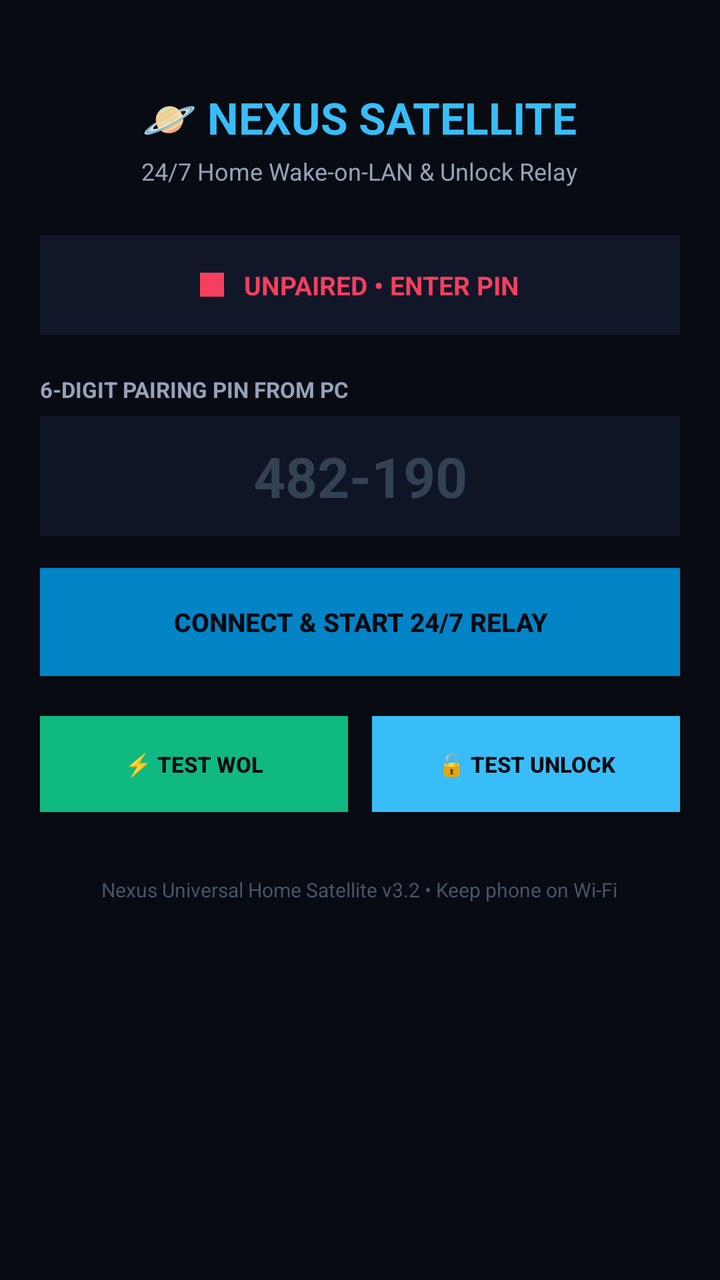
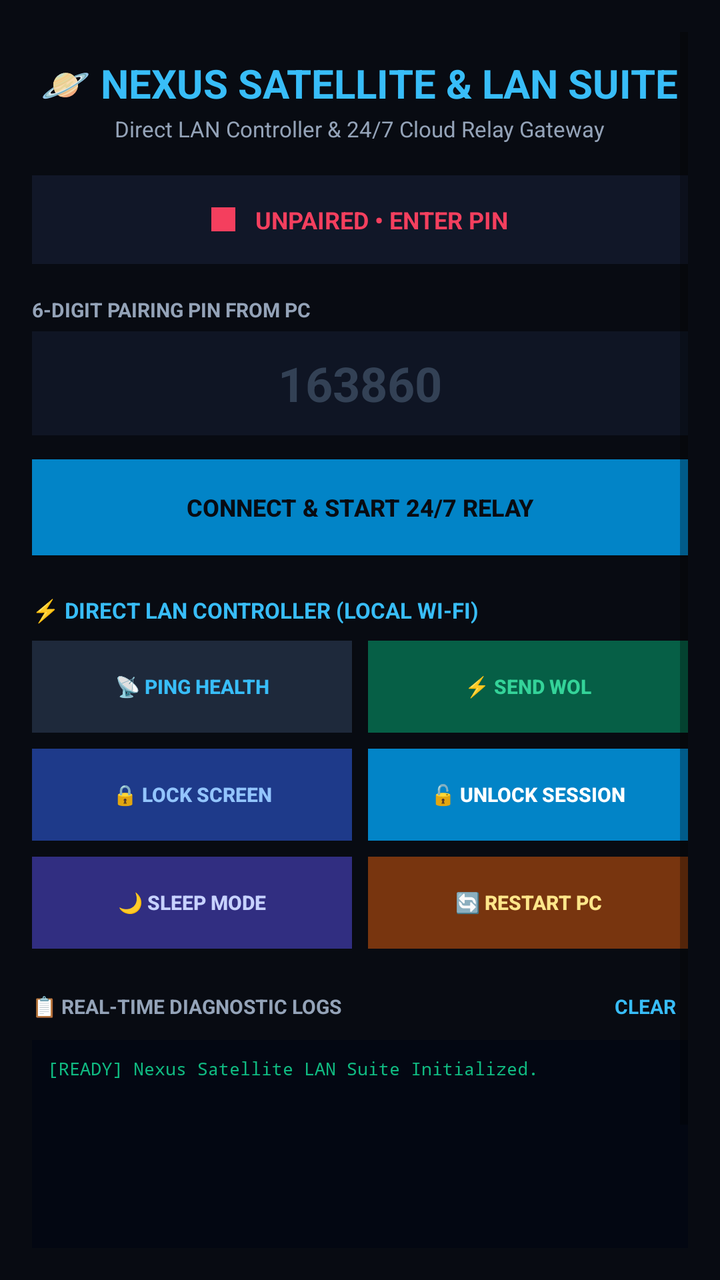

An Android layout rendered at two revisions. The XML below is the earlier revision; the diff shows what the commit changed to produce the second picture.
<!-- AndroidManifest.xml: application theme Theme.NexusSatellite -->
<!-- res/layout/activity_main.xml -->
<?xml version="1.0" encoding="utf-8"?>
<ScrollView xmlns:android="http://schemas.android.com/apk/res/android"
    android:layout_width="match_parent"
    android:layout_height="match_parent"
    android:background="#080B12"
    android:padding="20dp">

    <LinearLayout
        android:layout_width="match_parent"
        android:layout_height="wrap_content"
        android:gravity="center_horizontal"
        android:orientation="vertical">

        
        <TextView
            android:layout_width="wrap_content"
            android:layout_height="wrap_content"
            android:layout_marginTop="24dp"
            android:text="🪐 NEXUS SATELLITE"
            android:textColor="#38BDF8"
            android:textSize="22sp"
            android:textStyle="bold" />

        <TextView
            android:layout_width="wrap_content"
            android:layout_height="wrap_content"
            android:layout_marginTop="4dp"
            android:layout_marginBottom="24dp"
            android:text="24/7 Home Wake-on-LAN &amp; Unlock Relay"
            android:textColor="#94A3B8"
            android:textSize="12sp" />

        
        <LinearLayout
            android:id="@+id/cardStatus"
            android:layout_width="match_parent"
            android:layout_height="wrap_content"
            android:layout_marginBottom="20dp"
            android:background="#111728"
            android:gravity="center"
            android:orientation="horizontal"
            android:padding="16dp">

            <View
                android:id="@+id/dotStatus"
                android:layout_width="12dp"
                android:layout_height="12dp"
                android:layout_marginEnd="10dp"
                android:background="#F43F5E" />

            <TextView
                android:id="@+id/tvStatus"
                android:layout_width="wrap_content"
                android:layout_height="wrap_content"
                android:text="UNPAIRED • ENTER PIN"
                android:textColor="#F43F5E"
                android:textSize="13sp"
                android:textStyle="bold" />
        </LinearLayout>

        
        <TextView
            android:layout_width="match_parent"
            android:layout_height="wrap_content"
            android:layout_marginBottom="6dp"
            android:text="6-DIGIT PAIRING PIN FROM PC"
            android:textColor="#94A3B8"
            android:textSize="11sp"
            android:textStyle="bold" />

        <EditText
            android:id="@+id/etPin"
            android:layout_width="match_parent"
            android:layout_height="60dp"
            android:layout_marginBottom="16dp"
            android:background="#0F1524"
            android:gravity="center"
            android:hint="482-190"
            android:inputType="textCapCharacters"
            android:maxLength="7"
            android:textColor="#38BDF8"
            android:textColorHint="#334155"
            android:textSize="28sp"
            android:textStyle="bold" />

        
        <Button
            android:id="@+id/btnConnect"
            android:layout_width="match_parent"
            android:layout_height="54dp"
            android:layout_marginBottom="20dp"
            android:background="#0284C7"
            android:text="CONNECT &amp; START 24/7 RELAY"
            android:textColor="#080B12"
            android:textSize="13sp"
            android:textStyle="bold" />

        
        <LinearLayout
            android:id="@+id/cardTargetInfo"
            android:layout_width="match_parent"
            android:layout_height="wrap_content"
            android:layout_marginBottom="20dp"
            android:background="#0E1424"
            android:orientation="vertical"
            android:padding="16dp"
            android:visibility="gone">

            <TextView
                android:id="@+id/tvTargetName"
                android:layout_width="wrap_content"
                android:layout_height="wrap_content"
                android:text="Target: Target-PC"
                android:textColor="#FFFFFF"
                android:textSize="14sp"
                android:textStyle="bold" />

            <TextView
                android:id="@+id/tvTargetMac"
                android:layout_width="wrap_content"
                android:layout_height="wrap_content"
                android:layout_marginTop="6dp"
                android:text="MAC: 74:56:3C:48:E0:7F"
                android:textColor="#38BDF8"
                android:textSize="12sp" />

            <TextView
                android:id="@+id/tvTargetIp"
                android:layout_width="wrap_content"
                android:layout_height="wrap_content"
                android:layout_marginTop="4dp"
                android:text="Local IP: 192.168.100.50"
                android:textColor="#94A3B8"
                android:textSize="12sp" />
        </LinearLayout>

        
        <LinearLayout
            android:layout_width="match_parent"
            android:layout_height="wrap_content"
            android:orientation="horizontal">

            <Button
                android:id="@+id/btnTestWol"
                android:layout_width="0dp"
                android:layout_height="48dp"
                android:layout_marginEnd="6dp"
                android:layout_weight="1"
                android:background="#10B981"
                android:text="⚡ TEST WOL"
                android:textColor="#080B12"
                android:textSize="11sp"
                android:textStyle="bold" />

            <Button
                android:id="@+id/btnTestUnlock"
                android:layout_width="0dp"
                android:layout_height="48dp"
                android:layout_marginStart="6dp"
                android:layout_weight="1"
                android:background="#38BDF8"
                android:text="🔓 TEST UNLOCK"
                android:textColor="#080B12"
                android:textSize="11sp"
                android:textStyle="bold" />
        </LinearLayout>

        <TextView
            android:layout_width="wrap_content"
            android:layout_height="wrap_content"
            android:layout_marginTop="32dp"
            android:text="Nexus Universal Home Satellite v3.2 • Keep phone on Wi-Fi"
            android:textColor="#475569"
            android:textSize="10sp" />

    </LinearLayout>
</ScrollView>
<!-- resources referenced by this layout -->
<resources>
  <style name="Theme.NexusSatellite" parent="Theme.AppCompat.DayNight.NoActionBar">
          <item name="colorPrimary">@color/cyan_600</item>
          <item name="colorPrimaryDark">@color/black</item>
          <item name="colorAccent">@color/cyan_400</item>
          <item name="android:statusBarColor">@color/black</item>
          <item name="android:windowBackground">@color/black</item>
      </style>
  <color name="cyan_600">#0284C7</color>
  <color name="black">#080B12</color>
  <color name="cyan_400">#38BDF8</color>
</resources>

<!-- the commit's change to res/layout/activity_main.xml (unified diff, before → after) -->
@@ -3,7 +3,8 @@
     android:layout_width="match_parent"
     android:layout_height="match_parent"
     android:background="#080B12"
-    android:padding="20dp">
+    android:fillViewport="true"
+    android:padding="16dp">
 
     <LinearLayout
         android:layout_width="match_parent"
@@ -15,31 +16,31 @@
         <TextView
             android:layout_width="wrap_content"
             android:layout_height="wrap_content"
-            android:layout_marginTop="24dp"
-            android:text="🪐 NEXUS SATELLITE"
+            android:layout_marginTop="12dp"
+            android:text="🪐 NEXUS SATELLITE &amp; LAN SUITE"
             android:textColor="#38BDF8"
-            android:textSize="22sp"
+            android:textSize="20sp"
             android:textStyle="bold" />
 
         <TextView
             android:layout_width="wrap_content"
             android:layout_height="wrap_content"
-            android:layout_marginTop="4dp"
-            android:layout_marginBottom="24dp"
-            android:text="24/7 Home Wake-on-LAN &amp; Unlock Relay"
+            android:layout_marginTop="2dp"
+            android:layout_marginBottom="16dp"
+            android:text="Direct LAN Controller &amp; 24/7 Cloud Relay Gateway"
             android:textColor="#94A3B8"
-            android:textSize="12sp" />
+            android:textSize="11sp" />
 
         
         <LinearLayout
             android:id="@+id/cardStatus"
             android:layout_width="match_parent"
             android:layout_height="wrap_content"
-            android:layout_marginBottom="20dp"
+            android:layout_marginBottom="16dp"
             android:background="#111728"
             android:gravity="center"
             android:orientation="horizontal"
-            android:padding="16dp">
+            android:padding="14dp">
 
             <View
                 android:id="@+id/dotStatus"
@@ -54,124 +55,252 @@
                 android:layout_height="wrap_content"
                 android:text="UNPAIRED • ENTER PIN"
                 android:textColor="#F43F5E"
+                android:textSize="12sp"
+                android:textStyle="bold" />
+        </LinearLayout>
+
+        
+        <LinearLayout
+            android:id="@+id/cardPinInput"
+            android:layout_width="match_parent"
+            android:layout_height="wrap_content"
+            android:orientation="vertical">
+
+            <TextView
+                android:layout_width="match_parent"
+                android:layout_height="wrap_content"
+                android:layout_marginBottom="4dp"
+                android:text="6-DIGIT PAIRING PIN FROM PC"
+                android:textColor="#94A3B8"
+                android:textSize="10sp"
+                android:textStyle="bold" />
+
+            <EditText
+                android:id="@+id/etPin"
+                android:layout_width="match_parent"
+                android:layout_height="52dp"
+                android:layout_marginBottom="12dp"
+                android:background="#0F1524"
+                android:gravity="center"
+                android:hint="163860"
+                android:inputType="number"
+                android:maxLength="6"
+                android:textColor="#38BDF8"
+                android:textColorHint="#334155"
+                android:textSize="24sp"
+                android:textStyle="bold" />
+
+            <Button
+                android:id="@+id/btnConnect"
+                android:layout_width="match_parent"
+                android:layout_height="48dp"
+                android:layout_marginBottom="16dp"
+                android:background="#0284C7"
+                android:text="CONNECT &amp; START 24/7 RELAY"
+                android:textColor="#080B12"
+                android:textSize="12sp"
+                android:textStyle="bold" />
+        </LinearLayout>
+
+        
+        <LinearLayout
+            android:id="@+id/cardTargetInfo"
+            android:layout_width="match_parent"
+            android:layout_height="wrap_content"
+            android:layout_marginBottom="16dp"
+            android:background="#0E1424"
+            android:orientation="vertical"
+            android:padding="14dp"
+            android:visibility="gone">
+
+            <TextView
+                android:id="@+id/tvTargetName"
+                android:layout_width="wrap_content"
+                android:layout_height="wrap_content"
+                android:text="Target: hajimaPC"
+                android:textColor="#FFFFFF"
                 android:textSize="13sp"
                 android:textStyle="bold" />
+
+            <TextView
+                android:id="@+id/tvTargetIp"
+                android:layout_width="wrap_content"
+                android:layout_height="wrap_content"
+                android:layout_marginTop="4dp"
+                android:text="LAN IP: 192.168.100.50:48880"
+                android:textColor="#38BDF8"
+                android:textSize="11sp" />
+
+            <TextView
+                android:id="@+id/tvTargetMac"
+                android:layout_width="wrap_content"
+                android:layout_height="wrap_content"
+                android:layout_marginTop="2dp"
+                android:text="MAC: 74:56:3C:48:E0:7F"
+                android:textColor="#94A3B8"
+                android:textSize="11sp" />
         </LinearLayout>
 
         
         <TextView
             android:layout_width="match_parent"
             android:layout_height="wrap_content"
-            android:layout_marginBottom="6dp"
-            android:text="6-DIGIT PAIRING PIN FROM PC"
-            android:textColor="#94A3B8"
+            android:layout_marginTop="4dp"
+            android:layout_marginBottom="8dp"
+            android:text="⚡ DIRECT LAN CONTROLLER (LOCAL WI-FI)"
+            android:textColor="#38BDF8"
             android:textSize="11sp"
             android:textStyle="bold" />
 
-        <EditText
-            android:id="@+id/etPin"
-            android:layout_width="match_parent"
-            android:layout_height="60dp"
+        
+        <LinearLayout
+            android:layout_width="match_parent"
+            android:layout_height="wrap_content"
+            android:layout_marginBottom="8dp"
+            android:orientation="horizontal">
+
+            <Button
+                android:id="@+id/btnTestPing"
+                android:layout_width="0dp"
+                android:layout_height="46dp"
+                android:layout_marginEnd="4dp"
+                android:layout_weight="1"
+                android:background="#1E293B"
+                android:text="📡 PING HEALTH"
+                android:textColor="#38BDF8"
+                android:textSize="10sp"
+                android:textStyle="bold" />
+
+            <Button
+                android:id="@+id/btnTestWol"
+                android:layout_width="0dp"
+                android:layout_height="46dp"
+                android:layout_marginStart="4dp"
+                android:layout_weight="1"
+                android:background="#065F46"
+                android:text="⚡ SEND WOL"
+                android:textColor="#34D399"
+                android:textSize="10sp"
+                android:textStyle="bold" />
+        </LinearLayout>
+
+        
+        <LinearLayout
+            android:layout_width="match_parent"
+            android:layout_height="wrap_content"
+            android:layout_marginBottom="8dp"
+            android:orientation="horizontal">
+
+            <Button
+                android:id="@+id/btnTestLock"
+                android:layout_width="0dp"
+                android:layout_height="46dp"
+                android:layout_marginEnd="4dp"
+                android:layout_weight="1"
+                android:background="#1E3A8A"
+                android:text="🔒 LOCK SCREEN"
+                android:textColor="#93C5FD"
+                android:textSize="10sp"
+                android:textStyle="bold" />
+
+            <Button
+                android:id="@+id/btnTestUnlock"
+                android:layout_width="0dp"
+                android:layout_height="46dp"
+                android:layout_marginStart="4dp"
+                android:layout_weight="1"
+                android:background="#0284C7"
+                android:text="🔓 UNLOCK SESSION"
+                android:textColor="#FFFFFF"
+                android:textSize="10sp"
+                android:textStyle="bold" />
+        </LinearLayout>
+
+        
+        <LinearLayout
+            android:layout_width="match_parent"
+            android:layout_height="wrap_content"
             android:layout_marginBottom="16dp"
-            android:background="#0F1524"
-            android:gravity="center"
-            android:hint="482-190"
-            android:inputType="textCapCharacters"
-            android:maxLength="7"
-            android:textColor="#38BDF8"
-            android:textColorHint="#334155"
-            android:textSize="28sp"
-            android:textStyle="bold" />
-
-        
-        <Button
-            android:id="@+id/btnConnect"
-            android:layout_width="match_parent"
-            android:layout_height="54dp"
-            android:layout_marginBottom="20dp"
-            android:background="#0284C7"
-            android:text="CONNECT &amp; START 24/7 RELAY"
-            android:textColor="#080B12"
-            android:textSize="13sp"
-            android:textStyle="bold" />
-
-        
-        <LinearLayout
-            android:id="@+id/cardTargetInfo"
-            android:layout_width="match_parent"
-            android:layout_height="wrap_content"
-            android:layout_marginBottom="20dp"
-            android:background="#0E1424"
-            android:orientation="vertical"
-            android:padding="16dp"
-            android:visibility="gone">
-
-            <TextView
-                android:id="@+id/tvTargetName"
-                android:layout_width="wrap_content"
-                android:layout_height="wrap_content"
-                android:text="Target: Target-PC"
-                android:textColor="#FFFFFF"
-                android:textSize="14sp"
-                android:textStyle="bold" />
-
-            <TextView
-                android:id="@+id/tvTargetMac"
-                android:layout_width="wrap_content"
-                android:layout_height="wrap_content"
-                android:layout_marginTop="6dp"
-                android:text="MAC: 74:56:3C:48:E0:7F"
+            android:orientation="horizontal">
+
+            <Button
+                android:id="@+id/btnTestSleep"
+                android:layout_width="0dp"
+                android:layout_height="46dp"
+                android:layout_marginEnd="4dp"
+                android:layout_weight="1"
+                android:background="#312E81"
+                android:text="🌙 SLEEP MODE"
+                android:textColor="#C7D2FE"
+                android:textSize="10sp"
+                android:textStyle="bold" />
+
+            <Button
+                android:id="@+id/btnTestRestart"
+                android:layout_width="0dp"
+                android:layout_height="46dp"
+                android:layout_marginStart="4dp"
+                android:layout_weight="1"
+                android:background="#78350F"
+                android:text="🔄 RESTART PC"
+                android:textColor="#FDE68A"
+                android:textSize="10sp"
+                android:textStyle="bold" />
+        </LinearLayout>
+
+        
+        <LinearLayout
+            android:layout_width="match_parent"
+            android:layout_height="wrap_content"
+            android:gravity="center_vertical"
+            android:orientation="horizontal">
+
+            <TextView
+                android:layout_width="0dp"
+                android:layout_height="wrap_content"
+                android:layout_weight="1"
+                android:text="📋 REAL-TIME DIAGNOSTIC LOGS"
+                android:textColor="#94A3B8"
+                android:textSize="10sp"
+                android:textStyle="bold" />
+
+            <TextView
+                android:id="@+id/btnClearLogs"
+                android:layout_width="wrap_content"
+                android:layout_height="wrap_content"
+                android:padding="6dp"
+                android:text="CLEAR"
                 android:textColor="#38BDF8"
-                android:textSize="12sp" />
-
-            <TextView
-                android:id="@+id/tvTargetIp"
-                android:layout_width="wrap_content"
-                android:layout_height="wrap_content"
-                android:layout_marginTop="4dp"
-                android:text="Local IP: 192.168.100.50"
-                android:textColor="#94A3B8"
-                android:textSize="12sp" />
-        </LinearLayout>
-
-        
-        <LinearLayout
-            android:layout_width="match_parent"
-            android:layout_height="wrap_content"
-            android:orientation="horizontal">
-
-            <Button
-                android:id="@+id/btnTestWol"
-                android:layout_width="0dp"
-                android:layout_height="48dp"
-                android:layout_marginEnd="6dp"
-                android:layout_weight="1"
-                android:background="#10B981"
-                android:text="⚡ TEST WOL"
-                android:textColor="#080B12"
-                android:textSize="11sp"
-                android:textStyle="bold" />
-
-            <Button
-                android:id="@+id/btnTestUnlock"
-                android:layout_width="0dp"
-                android:layout_height="48dp"
-                android:layout_marginStart="6dp"
-                android:layout_weight="1"
-                android:background="#38BDF8"
-                android:text="🔓 TEST UNLOCK"
-                android:textColor="#080B12"
-                android:textSize="11sp"
-                android:textStyle="bold" />
-        </LinearLayout>
+                android:textSize="10sp"
+                android:textStyle="bold" />
+        </LinearLayout>
+
+        <ScrollView
+            android:id="@+id/scrollLogs"
+            android:layout_width="match_parent"
+            android:layout_height="160dp"
+            android:layout_marginTop="4dp"
+            android:layout_marginBottom="12dp"
+            android:background="#030712"
+            android:padding="8dp">
+
+            <TextView
+                android:id="@+id/tvLogs"
+                android:layout_width="match_parent"
+                android:layout_height="wrap_content"
+                android:fontFamily="monospace"
+                android:text="[READY] Nexus Satellite LAN Suite Initialized.\n"
+                android:textColor="#10B981"
+                android:textSize="9sp" />
+        </ScrollView>
 
         <TextView
             android:layout_width="wrap_content"
             android:layout_height="wrap_content"
-            android:layout_marginTop="32dp"
-            android:text="Nexus Universal Home Satellite v3.2 • Keep phone on Wi-Fi"
+            android:layout_marginTop="8dp"
+            android:text="Nexus Suite v3.5.0 • Direct LAN &amp; Cloud Gateway"
             android:textColor="#475569"
-            android:textSize="10sp" />
+            android:textSize="9sp" />
 
     </LinearLayout>
 </ScrollView>
